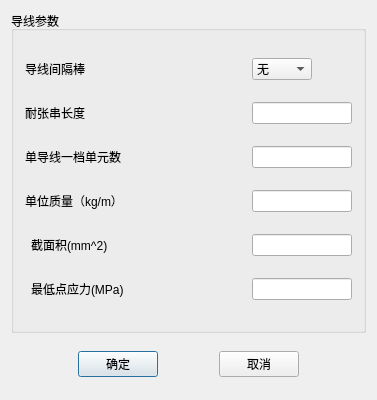
The window that TW/Senior.ui (Shixuku/Tower-Visual) describes before a commit, drawn with Qt 5.
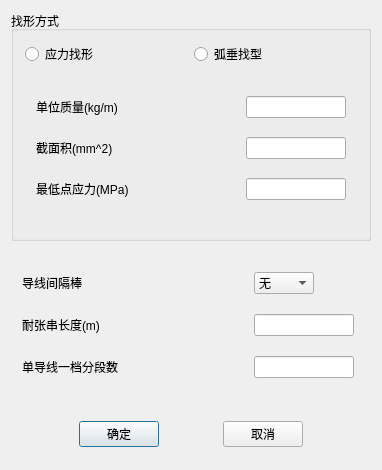
The same window after the commit.

Commit message: 增加了约束（暂时只能在界面部分显示出来，内部输出还没做），导线建模部分增加了弧垂找行

Patch:
```diff
--- a/TW/Senior.ui
+++ b/TW/Senior.ui
@@ -6,149 +6,233 @@
    <rect>
     <x>0</x>
     <y>0</y>
-    <width>377</width>
-    <height>400</height>
+    <width>382</width>
+    <height>470</height>
    </rect>
   </property>
   <property name="windowTitle">
    <string>Senior</string>
   </property>
-  <layout class="QGridLayout" name="gridLayout">
-   <item row="2" column="0">
-    <widget class="QWidget" name="widget" native="true">
-     <property name="maximumSize">
-      <size>
-       <width>16777215</width>
-       <height>50</height>
-      </size>
-     </property>
-     <layout class="QHBoxLayout" name="horizontalLayout">
-      <item>
-       <spacer name="horizontalSpacer">
-        <property name="orientation">
-         <enum>Qt::Horizontal</enum>
-        </property>
-        <property name="sizeHint" stdset="0">
-         <size>
-          <width>103</width>
-          <height>20</height>
-         </size>
-        </property>
-       </spacer>
-      </item>
-      <item>
-       <widget class="QPushButton" name="OK_Btn">
-        <property name="text">
-         <string>确定</string>
-        </property>
-       </widget>
-      </item>
-      <item>
-       <spacer name="horizontalSpacer_2">
-        <property name="orientation">
-         <enum>Qt::Horizontal</enum>
-        </property>
-        <property name="sizeHint" stdset="0">
-         <size>
-          <width>103</width>
-          <height>20</height>
-         </size>
-        </property>
-       </spacer>
-      </item>
-      <item>
-       <widget class="QPushButton" name="Cancel_Btn">
-        <property name="text">
-         <string>取消</string>
-        </property>
-       </widget>
-      </item>
-      <item>
-       <spacer name="horizontalSpacer_3">
-        <property name="orientation">
-         <enum>Qt::Horizontal</enum>
-        </property>
-        <property name="sizeHint" stdset="0">
-         <size>
-          <width>103</width>
-          <height>20</height>
-         </size>
-        </property>
-       </spacer>
-      </item>
-     </layout>
-    </widget>
-   </item>
-   <item row="0" column="0">
+  <layout class="QVBoxLayout" name="verticalLayout">
+   <item>
     <widget class="QGroupBox" name="groupBox">
+     <property name="maximumSize">
+      <size>
+       <width>16777215</width>
+       <height>230</height>
+      </size>
+     </property>
      <property name="title">
-      <string>导线参数</string>
+      <string>找形方式</string>
      </property>
-     <layout class="QGridLayout" name="gridLayout_2">
-      <item row="1" column="1" colspan="2">
-       <widget class="QLabel" name="label_4">
+     <layout class="QGridLayout" name="gridLayout_4">
+      <item row="0" column="0">
+       <widget class="QRadioButton" name="rad_stress">
         <property name="text">
-         <string>耐张串长度</string>
+         <string>应力找形</string>
         </property>
        </widget>
       </item>
-      <item row="4" column="2">
-       <widget class="QLabel" name="label_13">
+      <item row="0" column="1">
+       <widget class="QRadioButton" name="rad_sag">
         <property name="text">
-         <string>截面积(mm^2)</string>
+         <string>弧垂找型</string>
         </property>
        </widget>
       </item>
-      <item row="3" column="3">
-       <spacer name="horizontalSpacer_9">
-        <property name="orientation">
-         <enum>Qt::Horizontal</enum>
-        </property>
-        <property name="sizeHint" stdset="0">
-         <size>
-          <width>40</width>
-          <height>20</height>
-         </size>
-        </property>
-       </spacer>
-      </item>
-      <item row="1" column="4">
-       <widget class="QLineEdit" name="nz_Len">
+      <item row="1" column="0" colspan="2">
+       <widget class="QStackedWidget" name="stackedWidget">
         <property name="maximumSize">
          <size>
-          <width>100</width>
-          <height>16777215</height>
+          <width>16777215</width>
+          <height>200</height>
          </size>
         </property>
+        <property name="currentIndex">
+         <number>0</number>
+        </property>
+        <widget class="QWidget" name="page">
+         <layout class="QGridLayout" name="gridLayout">
+          <item row="0" column="1">
+           <spacer name="horizontalSpacer">
+            <property name="orientation">
+             <enum>Qt::Horizontal</enum>
+            </property>
+            <property name="sizeHint" stdset="0">
+             <size>
+              <width>89</width>
+              <height>20</height>
+             </size>
+            </property>
+           </spacer>
+          </item>
+          <item row="3" column="0">
+           <widget class="QLabel" name="label_3">
+            <property name="text">
+             <string>最低点应力(MPa)</string>
+            </property>
+           </widget>
+          </item>
+          <item row="3" column="1">
+           <spacer name="horizontalSpacer_3">
+            <property name="orientation">
+             <enum>Qt::Horizontal</enum>
+            </property>
+            <property name="sizeHint" stdset="0">
+             <size>
+              <width>89</width>
+              <height>20</height>
+             </size>
+            </property>
+           </spacer>
+          </item>
+          <item row="1" column="2">
+           <widget class="QLineEdit" name="Btn_Area">
+            <property name="maximumSize">
+             <size>
+              <width>100</width>
+              <height>16777215</height>
+             </size>
+            </property>
+           </widget>
+          </item>
+          <item row="1" column="0">
+           <widget class="QLabel" name="label_2">
+            <property name="text">
+             <string>截面积(mm^2)</string>
+            </property>
+           </widget>
+          </item>
+          <item row="0" column="0">
+           <widget class="QLabel" name="label">
+            <property name="text">
+             <string>单位质量(kg/m)</string>
+            </property>
+           </widget>
+          </item>
+          <item row="1" column="1">
+           <spacer name="horizontalSpacer_2">
+            <property name="orientation">
+             <enum>Qt::Horizontal</enum>
+            </property>
+            <property name="sizeHint" stdset="0">
+             <size>
+              <width>40</width>
+              <height>20</height>
+             </size>
+            </property>
+           </spacer>
+          </item>
+          <item row="0" column="2">
+           <widget class="QLineEdit" name="bizai_Btn">
+            <property name="maximumSize">
+             <size>
+              <width>100</width>
+              <height>16777215</height>
+             </size>
+            </property>
+           </widget>
+          </item>
+          <item row="3" column="2">
+           <widget class="QLineEdit" name="li_Btn">
+            <property name="maximumSize">
+             <size>
+              <width>100</width>
+              <height>16777215</height>
+             </size>
+            </property>
+           </widget>
+          </item>
+         </layout>
+        </widget>
+        <widget class="QWidget" name="page_2">
+         <layout class="QGridLayout" name="gridLayout_2">
+          <item row="0" column="0">
+           <widget class="QLabel" name="label_4">
+            <property name="text">
+             <string>弧垂(m)</string>
+            </property>
+           </widget>
+          </item>
+          <item row="0" column="1">
+           <spacer name="horizontalSpacer_7">
+            <property name="orientation">
+             <enum>Qt::Horizontal</enum>
+            </property>
+            <property name="sizeHint" stdset="0">
+             <size>
+              <width>84</width>
+              <height>20</height>
+             </size>
+            </property>
+           </spacer>
+          </item>
+          <item row="0" column="2">
+           <widget class="QLineEdit" name="sag_edit"/>
+          </item>
+          <item row="0" column="3">
+           <spacer name="horizontalSpacer_8">
+            <property name="orientation">
+             <enum>Qt::Horizontal</enum>
+            </property>
+            <property name="sizeHint" stdset="0">
+             <size>
+              <width>83</width>
+              <height>20</height>
+             </size>
+            </property>
+           </spacer>
+          </item>
+         </layout>
+        </widget>
        </widget>
       </item>
-      <item row="2" column="3">
-       <spacer name="horizontalSpacer_8">
-        <property name="orientation">
-         <enum>Qt::Horizontal</enum>
+     </layout>
+    </widget>
+   </item>
+   <item>
+    <widget class="QWidget" name="widget" native="true">
+     <property name="maximumSize">
+      <size>
+       <width>16777215</width>
+       <height>200</height>
+      </size>
+     </property>
+     <layout class="QGridLayout" name="gridLayout_3">
+      <item row="0" column="0" colspan="2">
+       <widget class="QLabel" name="label_7">
+        <property name="text">
+         <string>导线间隔棒</string>
         </property>
-        <property name="sizeHint" stdset="0">
-         <size>
-          <width>40</width>
-          <height>20</height>
-         </size>
-        </property>
-       </spacer>
+       </widget>
       </item>
-      <item row="5" column="3">
+      <item row="3" column="2">
        <spacer name="horizontalSpacer_12">
         <property name="orientation">
          <enum>Qt::Horizontal</enum>
         </property>
         <property name="sizeHint" stdset="0">
          <size>
-          <width>40</width>
+          <width>35</width>
           <height>20</height>
          </size>
         </property>
        </spacer>
       </item>
-      <item row="0" column="4">
+      <item row="0" column="2">
+       <spacer name="horizontalSpacer_9">
+        <property name="orientation">
+         <enum>Qt::Horizontal</enum>
+        </property>
+        <property name="sizeHint" stdset="0">
+         <size>
+          <width>44</width>
+          <height>20</height>
+         </size>
+        </property>
+       </spacer>
+      </item>
+      <item row="0" column="5">
        <widget class="QComboBox" name="Sp_choose">
         <property name="maximumSize">
          <size>
@@ -173,8 +257,15 @@
         </item>
        </widget>
       </item>
-      <item row="4" column="3">
-       <spacer name="horizontalSpacer_11">
+      <item row="3" column="0" colspan="2">
+       <widget class="QLabel" name="label_5">
+        <property name="text">
+         <string>单导线一档分段数</string>
+        </property>
+       </widget>
+      </item>
+      <item row="2" column="2">
+       <spacer name="horizontalSpacer_10">
         <property name="orientation">
          <enum>Qt::Horizontal</enum>
         </property>
@@ -186,62 +277,15 @@
         </property>
        </spacer>
       </item>
-      <item row="3" column="1" colspan="2">
-       <widget class="QLabel" name="label_10">
-        <property name="text">
-         <string>单位质量（kg/m）</string>
-        </property>
-       </widget>
-      </item>
-      <item row="2" column="1" colspan="2">
+      <item row="2" column="0" colspan="2">
        <widget class="QLabel" name="label_11">
         <property name="text">
-         <string>单导线一档单元数</string>
+         <string>耐张串长度(m)</string>
         </property>
        </widget>
       </item>
-      <item row="5" column="2">
-       <widget class="QLabel" name="label_25">
-        <property name="text">
-         <string>最低点应力(MPa)</string>
-        </property>
-       </widget>
-      </item>
-      <item row="1" column="3">
-       <spacer name="horizontalSpacer_6">
-        <property name="orientation">
-         <enum>Qt::Horizontal</enum>
-        </property>
-        <property name="sizeHint" stdset="0">
-         <size>
-          <width>40</width>
-          <height>20</height>
-         </size>
-        </property>
-       </spacer>
-      </item>
-      <item row="0" column="3">
-       <spacer name="horizontalSpacer_5">
-        <property name="orientation">
-         <enum>Qt::Horizontal</enum>
-        </property>
-        <property name="sizeHint" stdset="0">
-         <size>
-          <width>40</width>
-          <height>20</height>
-         </size>
-        </property>
-       </spacer>
-      </item>
-      <item row="0" column="1" colspan="2">
-       <widget class="QLabel" name="label_7">
-        <property name="text">
-         <string>导线间隔棒</string>
-        </property>
-       </widget>
-      </item>
-      <item row="4" column="4">
-       <widget class="QLineEdit" name="Btn_Area">
+      <item row="2" column="5">
+       <widget class="QLineEdit" name="nz_Len">
         <property name="maximumSize">
          <size>
           <width>100</width>
@@ -250,17 +294,7 @@
         </property>
        </widget>
       </item>
-      <item row="3" column="4">
-       <widget class="QLineEdit" name="bizai_Btn">
-        <property name="maximumSize">
-         <size>
-          <width>100</width>
-          <height>16777215</height>
-         </size>
-        </property>
-       </widget>
-      </item>
-      <item row="2" column="4">
+      <item row="3" column="5" colspan="2">
        <widget class="QLineEdit" name="N_pts">
         <property name="maximumSize">
          <size>
@@ -270,16 +304,71 @@
         </property>
        </widget>
       </item>
-      <item row="5" column="4">
-       <widget class="QLineEdit" name="li_Btn">
-        <property name="maximumSize">
+     </layout>
+    </widget>
+   </item>
+   <item>
+    <widget class="QWidget" name="widget_2" native="true">
+     <property name="maximumSize">
+      <size>
+       <width>16777215</width>
+       <height>50</height>
+      </size>
+     </property>
+     <layout class="QHBoxLayout" name="horizontalLayout">
+      <item>
+       <spacer name="horizontalSpacer_4">
+        <property name="orientation">
+         <enum>Qt::Horizontal</enum>
+        </property>
+        <property name="sizeHint" stdset="0">
          <size>
-          <width>100</width>
-          <height>16777215</height>
+          <width>103</width>
+          <height>20</height>
          </size>
         </property>
+       </spacer>
+      </item>
+      <item>
+       <widget class="QPushButton" name="OK_Btn">
+        <property name="text">
+         <string>确定</string>
+        </property>
        </widget>
       </item>
+      <item>
+       <spacer name="horizontalSpacer_5">
+        <property name="orientation">
+         <enum>Qt::Horizontal</enum>
+        </property>
+        <property name="sizeHint" stdset="0">
+         <size>
+          <width>103</width>
+          <height>20</height>
+         </size>
+        </property>
+       </spacer>
+      </item>
+      <item>
+       <widget class="QPushButton" name="Cancel_Btn">
+        <property name="text">
+         <string>取消</string>
+        </property>
+       </widget>
+      </item>
+      <item>
+       <spacer name="horizontalSpacer_6">
+        <property name="orientation">
+         <enum>Qt::Horizontal</enum>
+        </property>
+        <property name="sizeHint" stdset="0">
+         <size>
+          <width>103</width>
+          <height>20</height>
+         </size>
+        </property>
+       </spacer>
+      </item>
      </layout>
     </widget>
    </item>
```
The commit also changes 16 other files.
